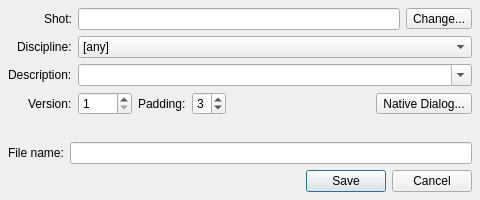
Qt form ui/file_save.ui (mjbonnington/icarus-gps) before a commit.
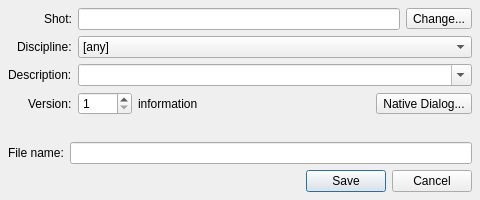
The same form after that commit.

Diff of the .ui file:
```diff
--- a/ui/file_save.ui
+++ b/ui/file_save.ui
@@ -255,26 +255,7 @@
          <item>
           <widget class="QLabel" name="versionPadding_label">
            <property name="text">
-            <string>Padding:</string>
-           </property>
-           <property name="buddy">
-            <cstring>versionPadding_spinBox</cstring>
-           </property>
-          </widget>
-         </item>
-         <item>
-          <widget class="QSpinBox" name="versionPadding_spinBox">
-           <property name="minimum">
-            <number>1</number>
-           </property>
-           <property name="maximum">
-            <number>4</number>
-           </property>
-           <property name="value">
-            <number>3</number>
-           </property>
-           <property name="xmlTag" stdset="0">
-            <string>padding</string>
+            <string>information</string>
            </property>
           </widget>
          </item>
```
Left out of the diff: 2 changed lines with no effect on the pictures.
